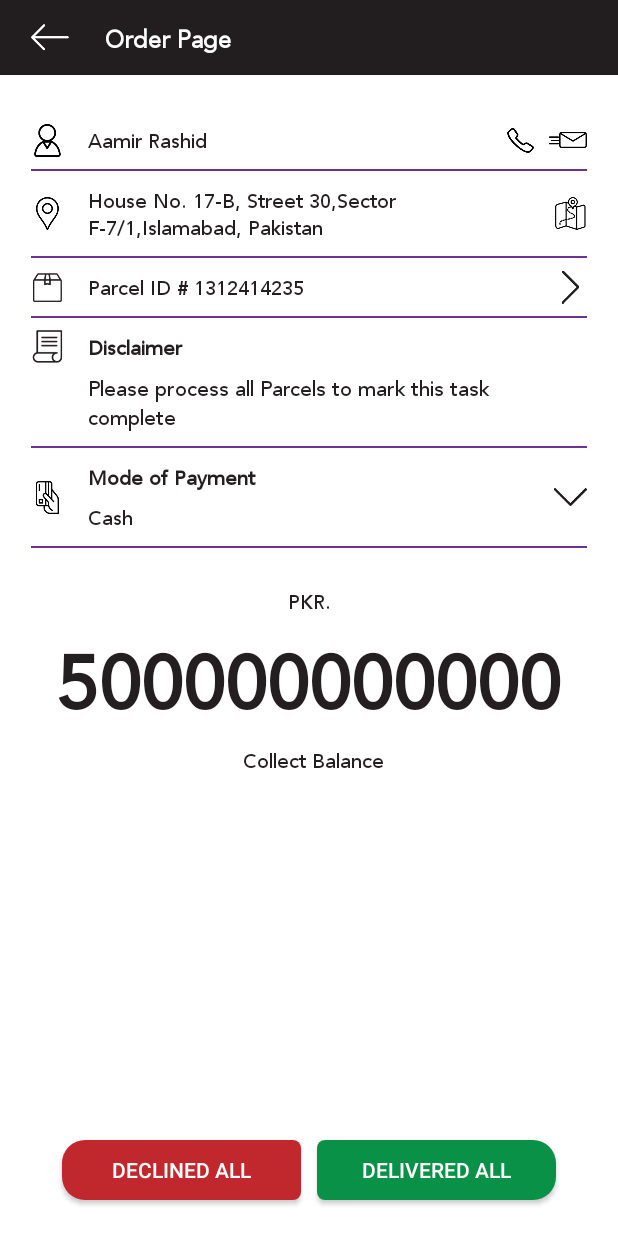
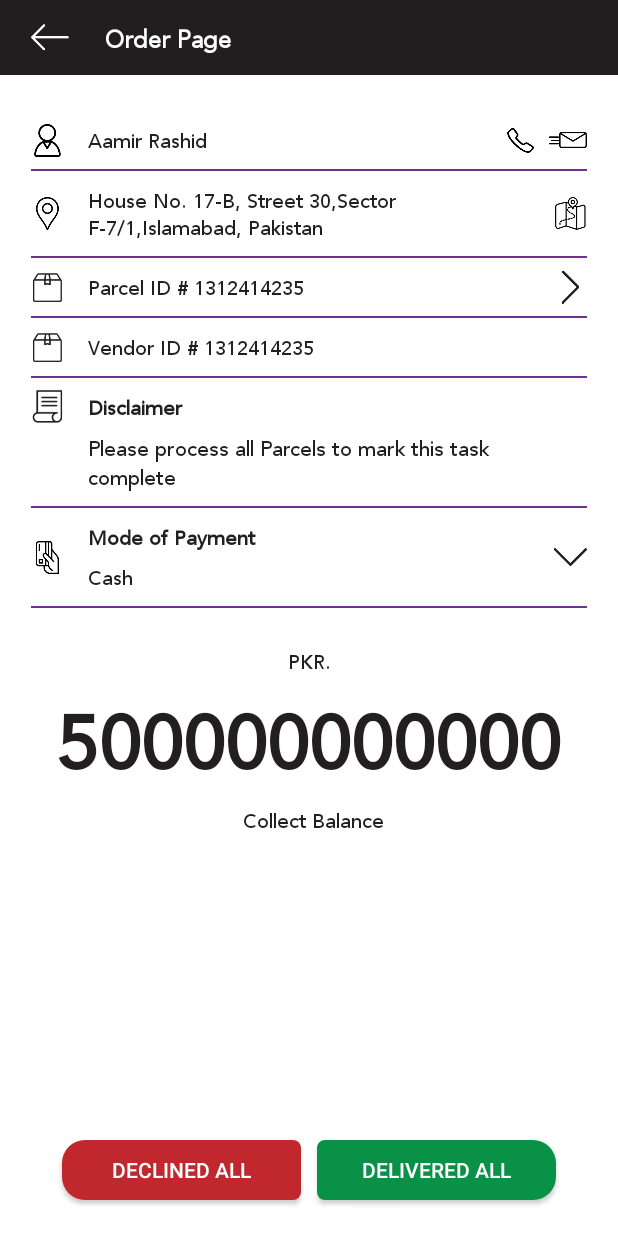
Before and after one commit to tabish0027/swyftDeliveryApplication, an Android app: the layout activity_form.xml on its own in the app's theme, with its tools: preview values and no code run, on a phone screen of 412 x 824 dp. Run offline under Robolectric (Android 15) with nearby library versions, the phone set to English and light mode, and no system bars; Roboto replaces fonts that are not available here.

Commit message:
latest update

```diff
--- a/app/build.gradle
+++ b/app/build.gradle
@@ -10,7 +10,7 @@ android {
         applicationId "io.swyft.swyft"
         minSdkVersion 19
         targetSdkVersion 29
-        versionCode 37
+        versionCode 39
         versionName "0.0.1"
         testInstrumentationRunner "androidx.test.runner.AndroidJUnitRunner"
         multiDexEnabled true
--- a/app/src/main/java/io/devbeans/swyft/activity_daily_task_status.java
+++ b/app/src/main/java/io/devbeans/swyft/activity_daily_task_status.java
@@ -602,6 +602,8 @@ public class activity_daily_task_status extends Activity {
         Retrofit retrofit = Databackbone.getinstance().getRetrofitbuilder();
         swift_api_delivery riderapidata = retrofit.create(swift_api_delivery.class);
         EnableLoading();
+        String token = Databackbone.getinstance().rider.getId();
+        String userId = Databackbone.getinstance().rider.getUserId();
         Call<List<RiderActivityDelivery>> call = riderapidata.manageTaskfordelivery(Databackbone.getinstance().rider.getId(),(Databackbone.getinstance().rider.getUserId()));
         call.enqueue(new Callback<List<RiderActivityDelivery>>() {
             @Override
--- a/app/src/main/java/io/devbeans/swyft/activity_signature_pad.java
+++ b/app/src/main/java/io/devbeans/swyft/activity_signature_pad.java
@@ -9,6 +9,7 @@ import android.content.pm.PackageManager;
 import android.graphics.Bitmap;
 import android.graphics.BitmapFactory;
 import android.media.ExifInterface;
+import android.media.MediaPlayer;
 import android.os.Build;
 import android.os.Bundle;
 import android.util.Base64;
@@ -507,6 +508,11 @@ public class activity_signature_pad extends AppCompatActivity {
             public void onResponse(Call<List<RiderActivityDelivery>> call, Response<List<RiderActivityDelivery>> response) {
                 if (response.isSuccessful()) {
 
+                    int resID=getResources().getIdentifier("success", "raw", getPackageName());
+
+                    MediaPlayer mediaPlayer=MediaPlayer.create(activity_signature_pad.this,resID);
+                    mediaPlayer.start();
+
                     List<RiderActivityDelivery> parcels = response.body();
                     parcels = Databackbone.getinstance().resortDelivery(parcels);
                     Databackbone.getinstance().parcelsdelivery = parcels;
--- a/app/src/main/res/layout/activity_form.xml
+++ b/app/src/main/res/layout/activity_form.xml
@@ -165,6 +165,16 @@
                         app:srcCompat="@drawable/icon_drawer_deliver" />
 
                     <ImageView
+                        android:id="@+id/imageView10"
+                        android:layout_width="@dimen/form_width"
+                        android:layout_height="@dimen/form_height"
+                        android:padding="1dp"
+                        app:layout_constraintBottom_toBottomOf="@+id/tx_vendor_id"
+                        app:layout_constraintStart_toStartOf="@+id/guideline4"
+                        app:layout_constraintTop_toTopOf="@+id/tx_vendor_id"
+                        app:srcCompat="@drawable/icon_drawer_deliver" />
+
+                    <ImageView
                         android:id="@+id/imageView9"
                         android:layout_width="@dimen/form_width"
                         android:layout_height="@dimen/form_height"
@@ -227,6 +237,17 @@
                         app:layout_constraintHorizontal_bias="0.0"
                         app:layout_constraintStart_toStartOf="@+id/guideline4"
                         app:layout_constraintTop_toBottomOf="@+id/tx_parcel_id" />
+                    <LinearLayout
+                        android:id="@+id/underbar_vendor"
+                        android:layout_width="0dp"
+                        android:layout_height="@dimen/divider_thickness"
+                        android:layout_marginTop="8dp"
+                        android:background="#6f308f"
+                        android:orientation="horizontal"
+                        app:layout_constraintEnd_toStartOf="@+id/guideline5"
+                        app:layout_constraintHorizontal_bias="0.0"
+                        app:layout_constraintStart_toStartOf="@+id/guideline4"
+                        app:layout_constraintTop_toBottomOf="@+id/tx_vendor_id" />
 
                     <LinearLayout
                         android:id="@+id/underbar_discription"
@@ -309,7 +330,7 @@
                         app:layout_constraintEnd_toStartOf="@+id/guideline3"
                         app:layout_constraintHorizontal_bias="1.0"
                         app:layout_constraintStart_toStartOf="@+id/tx_parcel_id"
-                        app:layout_constraintTop_toBottomOf="@+id/underbar_parcel" />
+                        app:layout_constraintTop_toBottomOf="@+id/underbar_vendor" />
 
                     <TextView
                         android:id="@+id/tx_description_detail"
@@ -371,6 +392,21 @@
                         app:layout_constraintHorizontal_bias="0.0"
                         app:layout_constraintStart_toStartOf="@+id/tx_address"
                         app:layout_constraintTop_toBottomOf="@+id/linearLayout4" />
+
+                    <TextView
+                        android:id="@+id/tx_vendor_id"
+                        android:layout_width="0dp"
+                        android:layout_height="wrap_content"
+                        android:layout_marginTop="8dp"
+                        android:layout_marginEnd="8dp"
+                        android:fontFamily="@font/avenirfile"
+                        android:text="Vendor ID # 1312414235"
+                        android:textColor="#231f20"
+                        android:textSize="@dimen/app_text_size"
+                        app:layout_constraintEnd_toStartOf="@+id/guideline3"
+                        app:layout_constraintHorizontal_bias="0.0"
+                        app:layout_constraintStart_toStartOf="@+id/tx_parcel_id"
+                        app:layout_constraintTop_toBottomOf="@+id/underbar_parcel" />
 
                     <androidx.constraintlayout.widget.ConstraintLayout
                         android:id="@+id/constraintLayout3"
```
Also changed, not shown: app/src/main/java/io/devbeans/swyft/activity_form.java (+5 -3 lines), app/src/main/java/io/devbeans/swyft/interface_retrofit_delivery/Parcel.java (+20 -0 lines), 2 other files.
